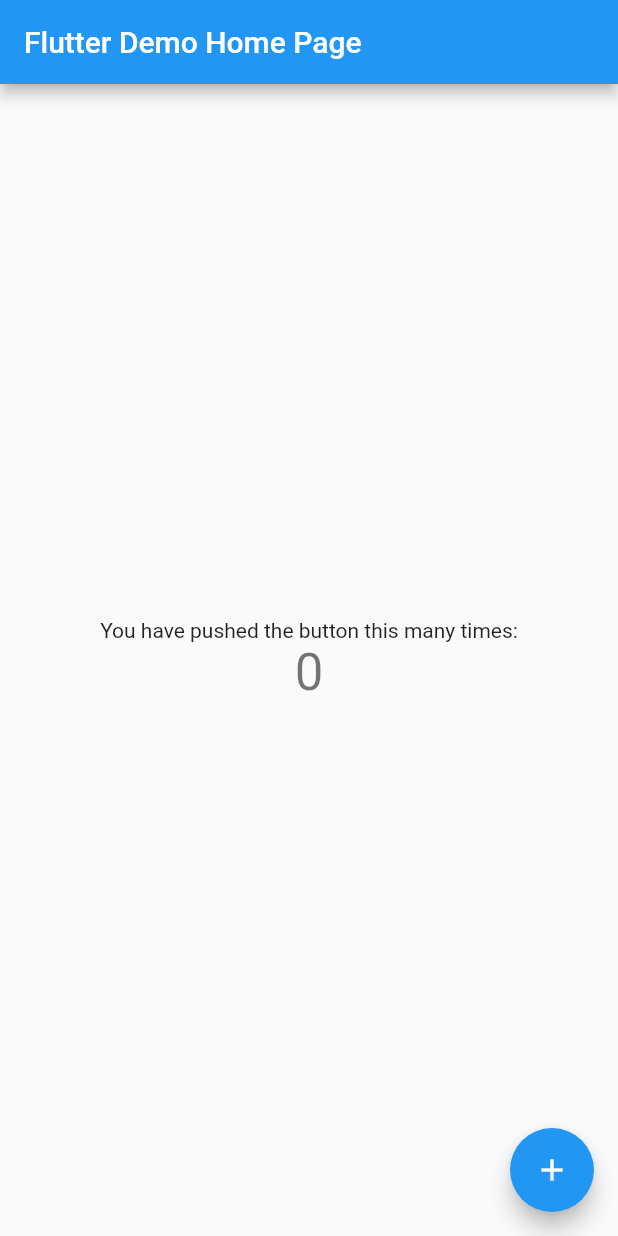
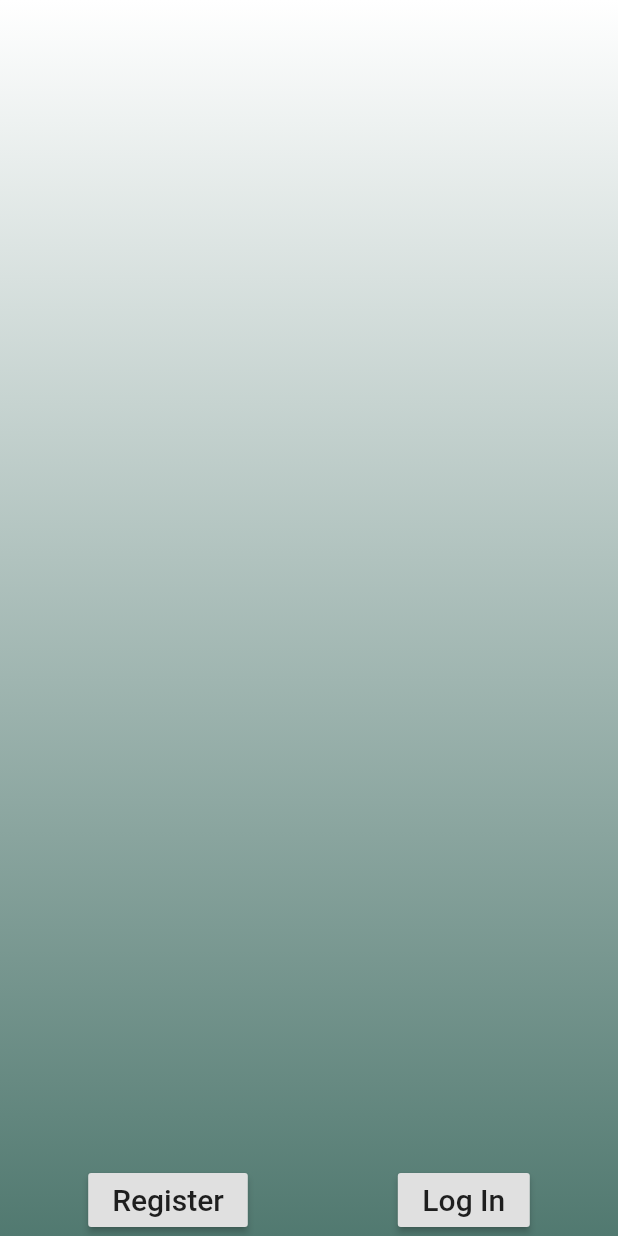
Before and after one commit to reinhard9921/moodworks_app, a Flutter app: the screen it shows after launch, on a phone screen of 412 x 824 dp. Run offline on Flutter 3.47's test engine with Material 2 defaults, Android fonts, the phone set to English and light mode, and no system bars.

Commit message:
Created screens and started design

```diff
--- a/lib/main.dart
+++ b/lib/main.dart
@@ -1,105 +1,281 @@
+import 'dart:ui';
+
 import 'package:flutter/material.dart';
 
 void main() {
-  runApp(MyApp());
+  runApp(SplashScreen_screen());
 }
 
-class MyApp extends StatelessWidget {
-  // This widget is the root of your application.
+class SplashScreen_screen extends StatelessWidget {
   @override
   Widget build(BuildContext context) {
     return MaterialApp(
-      title: 'Flutter Demo',
-      theme: ThemeData(
+      home: Container(
+        child: Row(
+        mainAxisSize: MainAxisSize.min,
+        crossAxisAlignment: CrossAxisAlignment.end,
+        mainAxisAlignment: MainAxisAlignment.center,
+        children: <Widget>[
+          RaisedButton(
+            onPressed: () { Register_screen(); },
+            child: const Text(
+                'Register',
+                style: TextStyle(fontSize: 20)
+            ),
+          ),
+          const SizedBox(width: 100),
+          RaisedButton(
+            onPressed: () { Login_screen(); },
+            child: const Text(
+                'Log In',
+                style: TextStyle(fontSize: 20)
+            ),
+          ),
+        ]),
+            decoration: BoxDecoration(
+            gradient: LinearGradient(
+                begin: Alignment.topCenter,
+                end: Alignment.bottomCenter,
+                colors: [Color.fromRGBO(255, 255, 255, 1), Color.fromRGBO(81, 121, 112, 1)])
+            ),
+      ),
+    );
+  }
+}
+class MyStatefulWidget extends StatefulWidget {
+  MyStatefulWidget({Key key}) : super(key: key);
+  @override
+  _LoginForm createState() => _LoginForm();
+}
 
-        primarySwatch: Colors.blue,
+class _LoginForm extends State<MyStatefulWidget> {
+  final _formKey = GlobalKey<FormState>();
+  @override
+  Widget build(BuildContext context) {
+    return Form(
+      key: _formKey,
+      child: Column(
+        crossAxisAlignment: CrossAxisAlignment.start,
+        children: <Widget>[
+          TextFormField(
+            decoration: const InputDecoration(
+              hintText: 'Enter your email',
+            ),
+            validator: (value) {
+              if (value.isEmpty) {
+                return 'Please enter your email';
+              }
+              return null;
+            },
+          ),
+          TextFormField(
+            decoration: const InputDecoration(
+              hintText: 'Password',
+            ),
+            validator: (value) {
+              if (value.isEmpty) {
+                return 'Please enter a password';
+              }
+              return null;
+            },
+          ),
+          Padding(
+            padding: const EdgeInsets.symmetric(vertical: 16.0),
+            child: RaisedButton(
+              onPressed: () {
+                // Validate will return true if the form is valid, or false if
+                // the form is invalid.
+                if (_formKey.currentState.validate()) {
+                  // Process data.
+                }
+              },
+              child: Text('Log In'),
+            ),
+          ),
+        ],
       ),
-      home: MyHomePage(title: 'Flutter Demo Home Page'),
     );
   }
 }
 
-class MyHomePage extends StatefulWidget {
-  MyHomePage({Key key, this.title}) : super(key: key);
 
-  // This widget is the home page of your application. It is stateful, meaning
-  // that it has a State object (defined below) that contains fields that affect
-  // how it looks.
-
-  // This class is the configuration for the state. It holds the values (in this
-  // case the title) provided by the parent (in this case the App widget) and
-  // used by the build method of the State. Fields in a Widget subclass are
-  // always marked "final".
-
-  final String title;
-
-  @override
-  _MyHomePageState createState() => _MyHomePageState();
-}
-
-class _MyHomePageState extends State<MyHomePage> {
-  int _counter = 0;
-
-  void _incrementCounter() {
-    setState(() {
-      // This call to setState tells the Flutter framework that something has
-      // changed in this State, which causes it to rerun the build method below
-      // so that the display can reflect the updated values. If we changed
-      // _counter without calling setState(), then the build method would not be
-      // called again, and so nothing would appear to happen.
-      _counter++;
-    });
-  }
-
+class Login_screen extends StatelessWidget {
   @override
   Widget build(BuildContext context) {
-    // This method is rerun every time setState is called, for instance as done
-    // by the _incrementCounter method above.
-    //
-    // The Flutter framework has been optimized to make rerunning build methods
-    // fast, so that you can just rebuild anything that needs updating rather
-    // than having to individually change instances of widgets.
-    return Scaffold(
-      appBar: AppBar(
-        // Here we take the value from the MyHomePage object that was created by
-        // the App.build method, and use it to set our appbar title.
-        title: Text(widget.title),
-      ),
-      body: Center(
-        // Center is a layout widget. It takes a single child and positions it
-        // in the middle of the parent.
-        child: Column(
-          // Column is also a layout widget. It takes a list of children and
-          // arranges them vertically. By default, it sizes itself to fit its
-          // children horizontally, and tries to be as tall as its parent.
-          //
-          // Invoke "debug painting" (press "p" in the console, choose the
-          // "Toggle Debug Paint" action from the Flutter Inspector in Android
-          // Studio, or the "Toggle Debug Paint" command in Visual Studio Code)
-          // to see the wireframe for each widget.
-          //
-          // Column has various properties to control how it sizes itself and
-          // how it positions its children. Here we use mainAxisAlignment to
-          // center the children vertically; the main axis here is the vertical
-          // axis because Columns are vertical (the cross axis would be
-          // horizontal).
-          mainAxisAlignment: MainAxisAlignment.center,
-          children: <Widget>[
-            Text(
-              'You have pushed the button this many times:',
-            ),
-            Text(
-              '$_counter',
-              style: Theme.of(context).textTheme.headline4,
-            ),
-          ],
-        ),
-      ),
-      floatingActionButton: FloatingActionButton(
-        onPressed: _incrementCounter,
-        tooltip: 'Increment',
-        child: Icon(Icons.add),
-      ), // This trailing comma makes auto-formatting nicer for build methods.
+    return  MaterialApp(
+      home: Scaffold(
+        body: MyStatefulWidget(),
+        decoration: BoxDecoration(
+        gradient: LinearGradient(
+        begin: Alignment.topCenter,
+        end: Alignment.bottomCenter,
+        colors: [Color.fromRGBO(255, 255, 255, 1), Color.fromRGBO(81, 121, 112, 1)])
+
+    ),
     );
   }
 }
+
+class Register_screen extends StatelessWidget {
+  @override
+  Widget build(BuildContext context) {
+    return MaterialApp(
+      home: Container(
+        decoration: BoxDecoration(
+            gradient: LinearGradient(
+                begin: Alignment.topCenter,
+                end: Alignment.bottomCenter,
+                colors: [Color.fromRGBO(255, 255, 255, 1), Color.fromRGBO(81, 121, 112, 1)])
+        ),
+      ),
+    );
+  }
+}
+
+class MenuSelection_screen extends StatelessWidget {
+  @override
+  Widget build(BuildContext context) {
+    return MaterialApp(
+      home: Container(
+        decoration: BoxDecoration(
+            gradient: LinearGradient(
+                begin: Alignment.topCenter,
+                end: Alignment.bottomCenter,
+                colors: [Color.fromRGBO(255, 255, 255, 1), Color.fromRGBO(81, 121, 112, 1)])
+        ),
+      ),
+    );
+  }
+}
+
+class SelectDailyMood_screen extends StatelessWidget {
+  @override
+  Widget build(BuildContext context) {
+    return MaterialApp(
+      home: Container(
+        decoration: BoxDecoration(
+            gradient: LinearGradient(
+                begin: Alignment.topCenter,
+                end: Alignment.bottomCenter,
+                colors: [Color.fromRGBO(255, 255, 255, 1), Color.fromRGBO(81, 121, 112, 1)])
+        ),
+      ),
+    );
+  }
+}
+
+class EditMood_screen extends StatelessWidget {
+  @override
+  Widget build(BuildContext context) {
+    return MaterialApp(
+      home: Container(
+        decoration: BoxDecoration(
+            gradient: LinearGradient(
+                begin: Alignment.topCenter,
+                end: Alignment.bottomCenter,
+                colors: [Color.fromRGBO(255, 255, 255, 1), Color.fromRGBO(81, 121, 112, 1)])
+        ),
+      ),
+    );
+  }
+}
+
+class AddNotes_screen extends StatelessWidget {
+  @override
+  Widget build(BuildContext context) {
+    return MaterialApp(
+      home: Container(
+        decoration: BoxDecoration(
+            gradient: LinearGradient(
+                begin: Alignment.topCenter,
+                end: Alignment.bottomCenter,
+                colors: [Color.fromRGBO(255, 255, 255, 1), Color.fromRGBO(81, 121, 112, 1)])
+        ),
+      ),
+    );
+  }
+}
+
+class ViewPrevious_screen extends StatelessWidget {
+  @override
+  Widget build(BuildContext context) {
+    return Container();
+  }
+}
+
+class Statistics_screen extends StatelessWidget {
+  @override
+  Widget build(BuildContext context) {
+    return Container();
+  }
+}
+
+class PastEntries_screen extends StatelessWidget {
+  @override
+  Widget build(BuildContext context) {
+    return Container();
+  }
+}
+
+class Advice_screen extends StatelessWidget {
+  @override
+  Widget build(BuildContext context) {
+    return Container();
+  }
+}
+
+class AllStats_screen extends StatelessWidget {
+  @override
+  Widget build(BuildContext context) {
+    return Container();
+  }
+}
+
+class DifferentStats_Screen extends StatelessWidget {
+  @override
+  Widget build(BuildContext context) {
+    return Container();
+  }
+}
+
+class Predictions_screen extends StatelessWidget {
+  @override
+  Widget build(BuildContext context) {
+    return Container();
+  }
+}
+
+class OverallStats_screen extends StatelessWidget {
+  @override
+  Widget build(BuildContext context) {
+    return Container();
+  }
+}
+
+class PersonalityMenu_screen extends StatelessWidget {
+  @override
+  Widget build(BuildContext context) {
+    return Container();
+  }
+}
+
+class TakePersonalityTest_screen extends StatelessWidget {
+  @override
+  Widget build(BuildContext context) {
+    return Container();
+  }
+}
+
+class PreviousResults_screen extends StatelessWidget {
+  @override
+  Widget build(BuildContext context) {
+    return Container();
+  }
+}
+
+class TypeDescription_screen extends StatelessWidget {
+  @override
+  Widget build(BuildContext context) {
+    return Container();
+  }
+}
```
Also changed, not shown: pubspec.lock, 1 other file.
